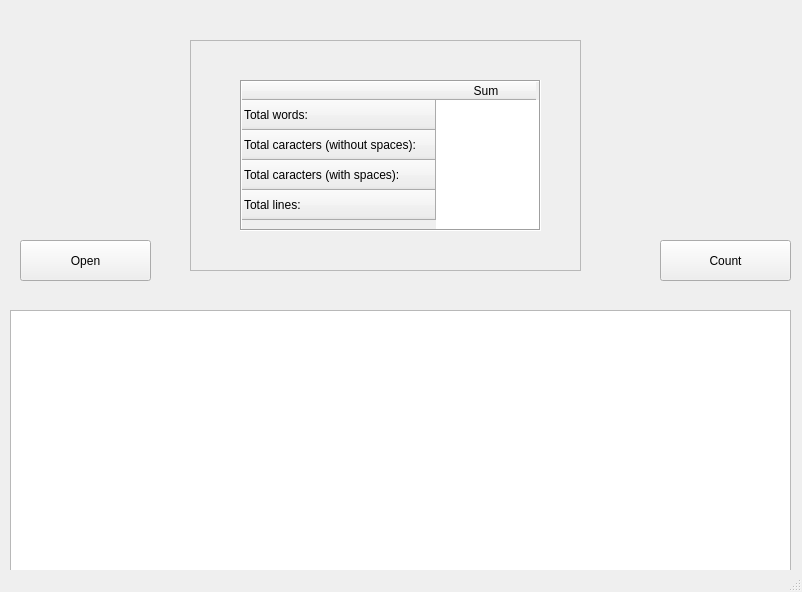
Qt form Qt/main.ui (CDaut/DocuCount) before a commit.
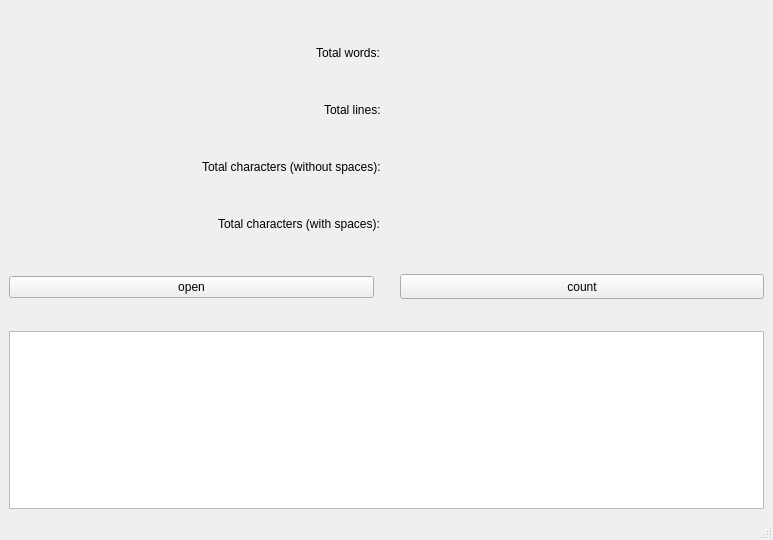
The same form after that commit.

Commit message: designed ui in QT and created python file

What changed in the file:
```diff
--- a/Qt/main.ui
+++ b/Qt/main.ui
@@ -6,8 +6,8 @@
    <rect>
     <x>0</x>
     <y>0</y>
-    <width>802</width>
-    <height>592</height>
+    <width>773</width>
+    <height>540</height>
    </rect>
   </property>
   <property name="windowTitle">
@@ -17,143 +17,263 @@
    <enum>QTabWidget::Rounded</enum>
   </property>
   <widget class="QWidget" name="centralwidget">
-   <widget class="QPushButton" name="btnOpen">
-    <property name="geometry">
-     <rect>
-      <x>20</x>
-      <y>240</y>
-      <width>131</width>
-      <height>41</height>
-     </rect>
-    </property>
-    <property name="text">
-     <string>Open</string>
-    </property>
-   </widget>
-   <widget class="QScrollArea" name="scrollArea">
-    <property name="geometry">
-     <rect>
-      <x>10</x>
-      <y>310</y>
-      <width>781</width>
-      <height>261</height>
-     </rect>
-    </property>
-    <property name="widgetResizable">
-     <bool>true</bool>
-    </property>
-    <widget class="QWidget" name="scrollAreaWidgetContents">
-     <property name="geometry">
-      <rect>
-       <x>0</x>
-       <y>0</y>
-       <width>779</width>
-       <height>259</height>
-      </rect>
-     </property>
-     <widget class="QTextBrowser" name="log">
-      <property name="geometry">
-       <rect>
-        <x>-5</x>
-        <y>-9</y>
-        <width>791</width>
-        <height>271</height>
-       </rect>
-      </property>
-     </widget>
-    </widget>
-   </widget>
-   <widget class="QPushButton" name="btnCount">
-    <property name="geometry">
-     <rect>
-      <x>660</x>
-      <y>240</y>
-      <width>131</width>
-      <height>41</height>
-     </rect>
-    </property>
-    <property name="text">
-     <string>Count</string>
-    </property>
-   </widget>
-   <widget class="QFrame" name="frame">
-    <property name="geometry">
-     <rect>
-      <x>190</x>
-      <y>40</y>
-      <width>391</width>
-      <height>231</height>
-     </rect>
-    </property>
-    <property name="frameShape">
-     <enum>QFrame::StyledPanel</enum>
-    </property>
-    <property name="frameShadow">
-     <enum>QFrame::Raised</enum>
-    </property>
-    <widget class="QTableWidget" name="DisplayTabel">
-     <property name="geometry">
-      <rect>
-       <x>50</x>
-       <y>40</y>
-       <width>301</width>
-       <height>151</height>
-      </rect>
-     </property>
-     <property name="frameShape">
-      <enum>QFrame::Box</enum>
-     </property>
-     <property name="frameShadow">
-      <enum>QFrame::Sunken</enum>
-     </property>
-     <property name="editTriggers">
-      <set>QAbstractItemView::NoEditTriggers</set>
-     </property>
-     <property name="showGrid">
-      <bool>false</bool>
-     </property>
-     <property name="gridStyle">
-      <enum>Qt::SolidLine</enum>
-     </property>
-     <property name="wordWrap">
-      <bool>true</bool>
-     </property>
-     <property name="cornerButtonEnabled">
-      <bool>false</bool>
-     </property>
-     <property name="rowCount">
-      <number>4</number>
-     </property>
-     <property name="columnCount">
-      <number>1</number>
-     </property>
-     <row>
-      <property name="text">
-       <string>Total words: </string>
-      </property>
-     </row>
-     <row>
-      <property name="text">
-       <string>Total caracters (without spaces): </string>
-      </property>
-     </row>
-     <row>
-      <property name="text">
-       <string>Total caracters (with spaces): </string>
-      </property>
-     </row>
-     <row>
-      <property name="text">
-       <string>Total lines:</string>
-      </property>
-     </row>
-     <column>
-      <property name="text">
-       <string>Sum</string>
-      </property>
-     </column>
-    </widget>
-   </widget>
+   <layout class="QVBoxLayout" name="verticalLayout">
+    <item>
+     <layout class="QVBoxLayout" name="verticalLayout_2">
+      <item>
+       <layout class="QHBoxLayout" name="horizontalLayout_2">
+        <item>
+         <layout class="QVBoxLayout" name="verticalLayout_4">
+          <item>
+           <spacer name="verticalSpacer_5">
+            <property name="orientation">
+             <enum>Qt::Vertical</enum>
+            </property>
+            <property name="sizeHint" stdset="0">
+             <size>
+              <width>20</width>
+              <height>40</height>
+             </size>
+            </property>
+           </spacer>
+          </item>
+          <item alignment="Qt::AlignRight">
+           <widget class="QLabel" name="WordsLabel">
+            <property name="text">
+             <string>Total words: </string>
+            </property>
+           </widget>
+          </item>
+          <item>
+           <spacer name="verticalSpacer_2">
+            <property name="orientation">
+             <enum>Qt::Vertical</enum>
+            </property>
+            <property name="sizeHint" stdset="0">
+             <size>
+              <width>20</width>
+              <height>40</height>
+             </size>
+            </property>
+           </spacer>
+          </item>
+          <item alignment="Qt::AlignRight">
+           <widget class="QLabel" name="LinesLabel">
+            <property name="text">
+             <string>Total lines: </string>
+            </property>
+           </widget>
+          </item>
+          <item>
+           <spacer name="verticalSpacer_3">
+            <property name="orientation">
+             <enum>Qt::Vertical</enum>
+            </property>
+            <property name="sizeHint" stdset="0">
+             <size>
+              <width>20</width>
+              <height>40</height>
+             </size>
+            </property>
+           </spacer>
+          </item>
+          <item alignment="Qt::AlignRight">
+           <widget class="QLabel" name="CharLabelWOS">
+            <property name="text">
+             <string>Total characters (without spaces): </string>
+            </property>
+           </widget>
+          </item>
+          <item>
+           <spacer name="verticalSpacer_4">
+            <property name="orientation">
+             <enum>Qt::Vertical</enum>
+            </property>
+            <property name="sizeHint" stdset="0">
+             <size>
+              <width>20</width>
+              <height>40</height>
+             </size>
+            </property>
+           </spacer>
+          </item>
+          <item alignment="Qt::AlignRight">
+           <widget class="QLabel" name="CharLabelWS">
+            <property name="text">
+             <string>Total characters (with spaces): </string>
+            </property>
+           </widget>
+          </item>
+          <item>
+           <spacer name="verticalSpacer_9">
+            <property name="orientation">
+             <enum>Qt::Vertical</enum>
+            </property>
+            <property name="sizeHint" stdset="0">
+             <size>
+              <width>20</width>
+              <height>40</height>
+             </size>
+            </property>
+           </spacer>
+          </item>
+         </layout>
+        </item>
+        <item>
+         <layout class="QVBoxLayout" name="verticalLayout_3">
+          <item>
+           <spacer name="verticalSpacer_12">
+            <property name="orientation">
+             <enum>Qt::Vertical</enum>
+            </property>
+            <property name="sizeHint" stdset="0">
+             <size>
+              <width>20</width>
+              <height>40</height>
+             </size>
+            </property>
+           </spacer>
+          </item>
+          <item>
+           <widget class="QLabel" name="WordsValueLabel">
+            <property name="text">
+             <string/>
+            </property>
+           </widget>
+          </item>
+          <item>
+           <spacer name="verticalSpacer_6">
+            <property name="orientation">
+             <enum>Qt::Vertical</enum>
+            </property>
+            <property name="sizeHint" stdset="0">
+             <size>
+              <width>20</width>
+              <height>40</height>
+             </size>
+            </property>
+           </spacer>
+          </item>
+          <item>
+           <widget class="QLabel" name="LinesValueLabel">
+            <property name="text">
+             <string/>
+            </property>
+           </widget>
+          </item>
+          <item>
+           <spacer name="verticalSpacer_7">
+            <property name="orientation">
+             <enum>Qt::Vertical</enum>
+            </property>
+            <property name="sizeHint" stdset="0">
+             <size>
+              <width>20</width>
+              <height>40</height>
+             </size>
+            </property>
+           </spacer>
+          </item>
+          <item>
+           <widget class="QLabel" name="CharWOSValueLabel">
+            <property name="text">
+             <string/>
+            </property>
+           </widget>
+          </item>
+          <item>
+           <spacer name="verticalSpacer_8">
+            <property name="orientation">
+             <enum>Qt::Vertical</enum>
+            </property>
+            <property name="sizeHint" stdset="0">
+             <size>
+              <width>20</width>
+              <height>40</height>
+             </size>
+            </property>
+           </spacer>
+          </item>
+          <item>
+           <widget class="QLabel" name="CharWSValueLabel">
+            <property name="text">
+             <string/>
+            </property>
+           </widget>
+          </item>
+          <item>
+           <spacer name="verticalSpacer_10">
+            <property name="orientation">
+             <enum>Qt::Vertical</enum>
+            </property>
+            <property name="sizeHint" stdset="0">
+             <size>
+              <width>20</width>
+              <height>40</height>
+             </size>
+            </property>
+           </spacer>
+          </item>
+         </layout>
+        </item>
+       </layout>
+      </item>
+      <item>
+       <layout class="QHBoxLayout" name="horizontalLayout">
+        <item>
+         <widget class="QPushButton" name="btnOpen">
+          <property name="text">
+           <string>open</string>
+          </property>
+         </widget>
+        </item>
+        <item>
+         <spacer name="verticalSpacer">
+          <property name="orientation">
+           <enum>Qt::Vertical</enum>
+          </property>
+          <property name="sizeHint" stdset="0">
+           <size>
+            <width>20</width>
+            <height>40</height>
+           </size>
+          </property>
+         </spacer>
+        </item>
+        <item>
+         <widget class="QPushButton" name="btnCount">
+          <property name="minimumSize">
+           <size>
+            <width>0</width>
+            <height>25</height>
+           </size>
+          </property>
+          <property name="text">
+           <string>count</string>
+          </property>
+         </widget>
+        </item>
+       </layout>
+      </item>
+      <item>
+       <spacer name="verticalSpacer_13">
+        <property name="orientation">
+         <enum>Qt::Vertical</enum>
+        </property>
+        <property name="sizeHint" stdset="0">
+         <size>
+          <width>20</width>
+          <height>40</height>
+         </size>
+        </property>
+       </spacer>
+      </item>
+      <item>
+       <widget class="QTextBrowser" name="logger"/>
+      </item>
+     </layout>
+    </item>
+   </layout>
   </widget>
   <widget class="QStatusBar" name="statusbar"/>
  </widget>
```
The commit also changes 2 other files.
